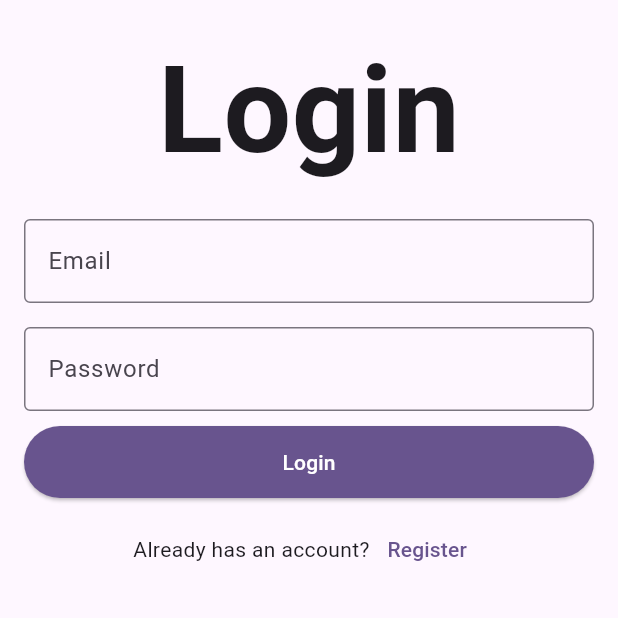
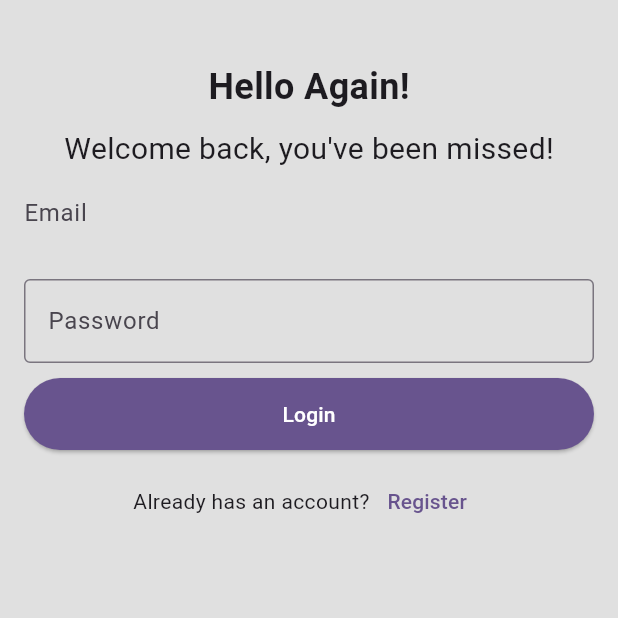
Before and after one commit to lamhongbac/basic_loyalty, a Flutter app: the screen it shows after launch, on a phone screen of 412 x 824 dp, the top half of it. Run offline on Flutter 3.47's test engine with Material 3 defaults, Android fonts, the light colour scheme and no system bars.

Commit message:
Edit username TextFormField unfinished

```diff
--- a/lib/views/login.dart
+++ b/lib/views/login.dart
@@ -73,7 +73,9 @@ class _LoginScreenState extends State<LoginScreen> {
   @override
   Widget build(BuildContext context) {
     return Scaffold(
-      body: SingleChildScrollView(
+      backgroundColor: Colors.grey[300],
+      body: SafeArea(
+        child: SingleChildScrollView(
           child: Center(
             child: Form(
               key: _formkey,
@@ -83,17 +85,27 @@ class _LoginScreenState extends State<LoginScreen> {
                   mainAxisAlignment: MainAxisAlignment.center,
                   mainAxisSize: MainAxisSize.min,
                   children: [
+                    const SizedBox(
+                      height: 25,
+                    ),
                     const Text(
-                    'Login',
-                    style: TextStyle(fontSize: 80, fontWeight: FontWeight.bold),
+                      'Hello Again!',
+                      style:
+                          TextStyle(fontSize: 24, fontWeight: FontWeight.bold),
                     ),
                     const SizedBox(
-                    height: 16,
+                      height: 10,
+                    ),
+                    const Text(
+                      'Welcome back, you\'ve been missed!',
+                      style: TextStyle(
+                        fontSize: 20,
+                      ),
                     ),
                     TextFormField(
                       controller: emailController,
                       decoration: const InputDecoration(
-                        border: OutlineInputBorder(),
+                          border: InputBorder.none,
                           label: Text("Email"),
                           hintText: "Enter your email"),
                       textCapitalization: TextCapitalization.none,
@@ -161,7 +173,8 @@ class _LoginScreenState extends State<LoginScreen> {
                         const Text('Already has an account?'),
                         TextButton(
                             onPressed: () {
-                            Navigator.pushReplacementNamed(context, '/signup');
+                              Navigator.pushReplacementNamed(
+                                  context, '/signup');
                             },
                             child: const Text('Register'))
                       ],
@@ -172,6 +185,7 @@ class _LoginScreenState extends State<LoginScreen> {
             ),
           ),
         ),
+      ),
     );
   }
 }
```
Lines whose indentation alone changed are shown as unchanged.
